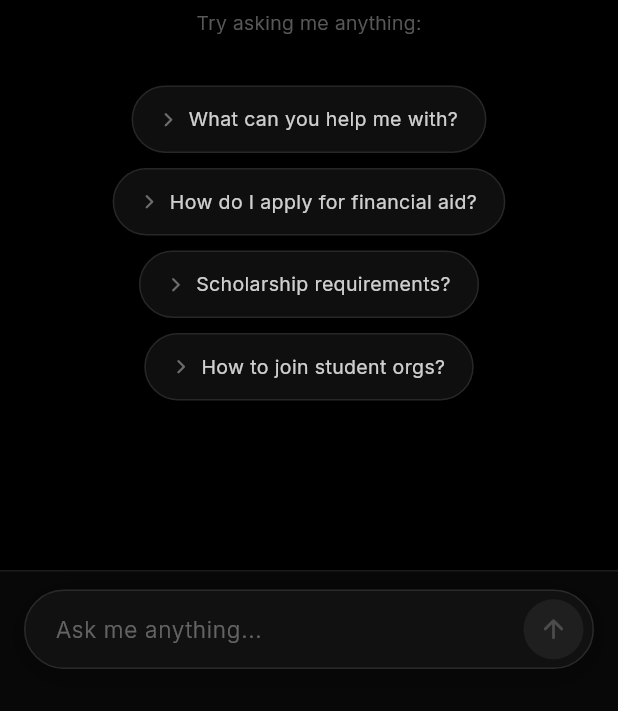
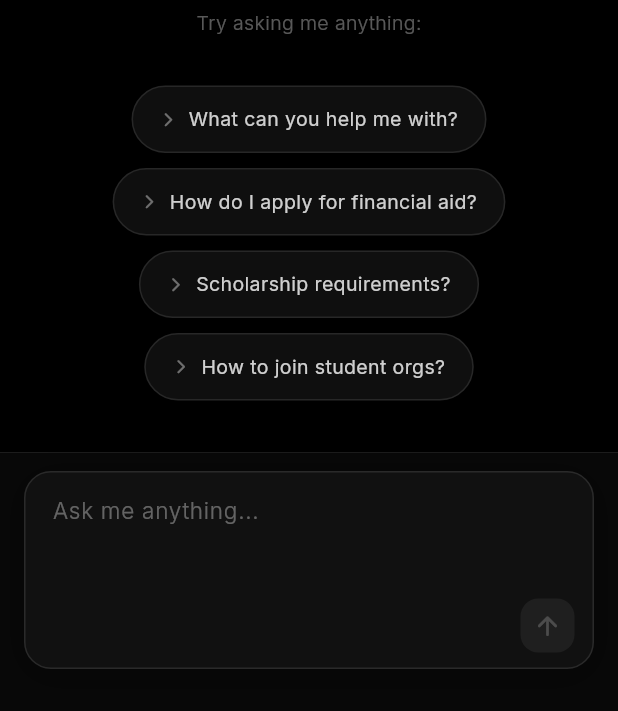
Before and after one commit to Jadefvillanueva/GabAI---Chatbot, a Flutter app: the screen it shows after launch, after a tap on the "dark mode" icon, on a phone screen of 412 x 824 dp, the part 525-1236 px from its top. Run offline on Flutter 3.47's test engine with Material 3 defaults, Android fonts, the phone set to English and light mode, and no system bars; our stand-ins replace flutter_dotenv, flutter_spinkit, google_fonts, shared_preferences.

Commit message:
Fixed the typing area to make it wider and square

```diff
--- a/lib/chat_screen.dart
+++ b/lib/chat_screen.dart
@@ -1098,7 +1098,7 @@ class _ChatScreenState extends State<ChatScreen> with TickerProviderStateMixin {
               color: isDark
                   ? c.inputBarBackground
                   : Colors.white.withValues(alpha: 0.9),
-              borderRadius: BorderRadius.circular(28),
+              borderRadius: BorderRadius.circular(18),
               border: Border.all(
                 color: isDark
                     ? c.inputBarBorder
@@ -1112,12 +1112,20 @@ class _ChatScreenState extends State<ChatScreen> with TickerProviderStateMixin {
                 ),
               ],
             ),
-            child: Row(
+            child: Column(
+              mainAxisSize: MainAxisSize.min,
               children: [
-                const SizedBox(width: 20),
-                Expanded(
+                ConstrainedBox(
+                  constraints: const BoxConstraints(
+                    minHeight: 80,
+                    maxHeight: 160,
+                  ),
+                  child: Padding(
+                    padding: const EdgeInsets.fromLTRB(18, 14, 18, 0),
                     child: TextField(
                       controller: _textController,
+                      maxLines: null,
+                      textInputAction: TextInputAction.newline,
                       style: GoogleFonts.inter(
                         fontSize: 15,
                         fontWeight: FontWeight.w400,
@@ -1133,27 +1141,35 @@ class _ChatScreenState extends State<ChatScreen> with TickerProviderStateMixin {
                               : const Color(0xFF9CA3AF),
                         ),
                         border: InputBorder.none,
-                      contentPadding: const EdgeInsets.symmetric(vertical: 14),
-                    ),
-                    onSubmitted: (_) => _handleSendPressed(),
+                        isDense: true,
+                        contentPadding: EdgeInsets.zero,
                       ),
                     ),
-                const SizedBox(width: 8),
-                // Animated send button
+                  ),
+                ),
+                // Send button row
+                Padding(
+                  padding: const EdgeInsets.fromLTRB(12, 4, 12, 10),
+                  child: Row(
+                    mainAxisAlignment: MainAxisAlignment.end,
+                    children: [
                       GestureDetector(
                         onTap: _hasText ? _handleSendPressed : null,
                         child: AnimatedContainer(
                           duration: const Duration(milliseconds: 250),
                           curve: Curves.easeOut,
-                    width: 40,
-                    height: 40,
+                          width: 36,
+                          height: 36,
                           decoration: BoxDecoration(
-                      shape: BoxShape.circle,
+                            borderRadius: BorderRadius.circular(12),
                             gradient: _hasText && !isDark
                                 ? const LinearGradient(
                                     begin: Alignment.topLeft,
                                     end: Alignment.bottomRight,
-                              colors: [Color(0xFFFF8A50), Color(0xFFFF6D3A)],
+                                    colors: [
+                                      Color(0xFFFF8A50),
+                                      Color(0xFFFF6D3A),
+                                    ],
                                   )
                                 : null,
                             color: _hasText
@@ -1186,7 +1202,9 @@ class _ChatScreenState extends State<ChatScreen> with TickerProviderStateMixin {
                           ),
                         ),
                       ),
-                const SizedBox(width: 6),
+                    ],
+                  ),
+                ),
               ],
             ),
           ),
```
Lines whose indentation alone changed are shown as unchanged.
